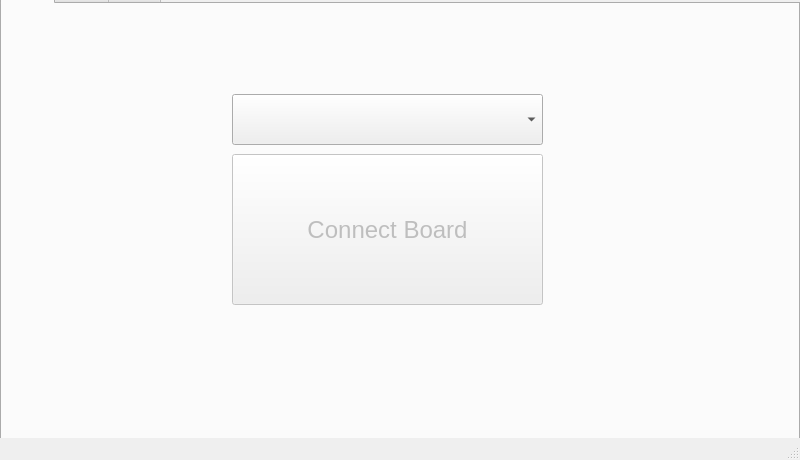
This is ui/main.ui in Serialbocks/dgt-py as Qt 5 draws it before an edit. The edited form follows.
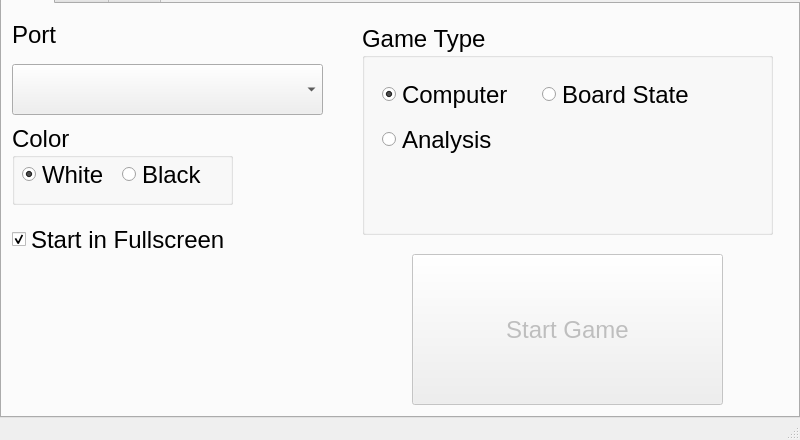
This is the edited form.

Commit message: Add color param and update gui

Diff of the .ui file:
```diff
--- a/ui/main.ui
+++ b/ui/main.ui
@@ -7,7 +7,7 @@
     <x>0</x>
     <y>0</y>
     <width>800</width>
-    <height>460</height>
+    <height>440</height>
    </rect>
   </property>
   <property name="windowTitle">
@@ -20,7 +20,7 @@
       <x>0</x>
       <y>-22</y>
       <width>800</width>
-      <height>462</height>
+      <height>440</height>
      </rect>
     </property>
     <widget class="QWidget" name="connectTab">
@@ -48,8 +48,8 @@
      <widget class="QComboBox" name="serialPort">
       <property name="geometry">
        <rect>
-        <x>230</x>
-        <y>90</y>
+        <x>10</x>
+        <y>60</y>
         <width>311</width>
         <height>51</height>
        </rect>
@@ -72,8 +72,8 @@
       </property>
       <property name="geometry">
        <rect>
-        <x>230</x>
-        <y>150</y>
+        <x>410</x>
+        <y>250</y>
         <width>311</width>
         <height>151</height>
        </rect>
@@ -84,7 +84,7 @@
        </font>
       </property>
       <property name="text">
-       <string>Connect Board</string>
+       <string>Start Game</string>
       </property>
       <property name="checkable">
        <bool>false</bool>
@@ -93,6 +93,174 @@
        <bool>false</bool>
       </property>
      </widget>
+     <widget class="QLabel" name="label_2">
+      <property name="geometry">
+       <rect>
+        <x>10</x>
+        <y>10</y>
+        <width>131</width>
+        <height>41</height>
+       </rect>
+      </property>
+      <property name="font">
+       <font>
+        <pointsize>18</pointsize>
+       </font>
+      </property>
+      <property name="text">
+       <string>Port</string>
+      </property>
+     </widget>
+     <widget class="QCheckBox" name="fullscreen">
+      <property name="geometry">
+       <rect>
+        <x>10</x>
+        <y>210</y>
+        <width>221</width>
+        <height>51</height>
+       </rect>
+      </property>
+      <property name="font">
+       <font>
+        <pointsize>18</pointsize>
+       </font>
+      </property>
+      <property name="text">
+       <string>Start in Fullscreen</string>
+      </property>
+      <property name="checked">
+       <bool>true</bool>
+      </property>
+     </widget>
+     <widget class="QGroupBox" name="color">
+      <property name="geometry">
+       <rect>
+        <x>10</x>
+        <y>120</y>
+        <width>221</width>
+        <height>81</height>
+       </rect>
+      </property>
+      <property name="font">
+       <font>
+        <pointsize>18</pointsize>
+       </font>
+      </property>
+      <property name="title">
+       <string>Color</string>
+      </property>
+      <widget class="QRadioButton" name="black">
+       <property name="geometry">
+        <rect>
+         <x>110</x>
+         <y>30</y>
+         <width>101</width>
+         <height>41</height>
+        </rect>
+       </property>
+       <property name="font">
+        <font>
+         <pointsize>18</pointsize>
+        </font>
+       </property>
+       <property name="text">
+        <string>Black</string>
+       </property>
+       <property name="iconSize">
+        <size>
+         <width>16</width>
+         <height>16</height>
+        </size>
+       </property>
+      </widget>
+      <widget class="QRadioButton" name="white">
+       <property name="geometry">
+        <rect>
+         <x>10</x>
+         <y>30</y>
+         <width>101</width>
+         <height>41</height>
+        </rect>
+       </property>
+       <property name="font">
+        <font>
+         <pointsize>18</pointsize>
+        </font>
+       </property>
+       <property name="text">
+        <string>White</string>
+       </property>
+       <property name="iconSize">
+        <size>
+         <width>16</width>
+         <height>16</height>
+        </size>
+       </property>
+       <property name="checked">
+        <bool>true</bool>
+       </property>
+      </widget>
+     </widget>
+     <widget class="QGroupBox" name="gameType">
+      <property name="geometry">
+       <rect>
+        <x>360</x>
+        <y>20</y>
+        <width>411</width>
+        <height>211</height>
+       </rect>
+      </property>
+      <property name="font">
+       <font>
+        <pointsize>18</pointsize>
+       </font>
+      </property>
+      <property name="title">
+       <string>Game Type</string>
+      </property>
+      <widget class="QRadioButton" name="computer">
+       <property name="geometry">
+        <rect>
+         <x>20</x>
+         <y>40</y>
+         <width>161</width>
+         <height>61</height>
+        </rect>
+       </property>
+       <property name="text">
+        <string>Computer</string>
+       </property>
+       <property name="checked">
+        <bool>true</bool>
+       </property>
+      </widget>
+      <widget class="QRadioButton" name="boardState">
+       <property name="geometry">
+        <rect>
+         <x>180</x>
+         <y>60</y>
+         <width>181</width>
+         <height>21</height>
+        </rect>
+       </property>
+       <property name="text">
+        <string>Board State</string>
+       </property>
+      </widget>
+      <widget class="QRadioButton" name="analysis">
+       <property name="geometry">
+        <rect>
+         <x>20</x>
+         <y>100</y>
+         <width>151</width>
+         <height>31</height>
+        </rect>
+       </property>
+       <property name="text">
+        <string>Analysis</string>
+       </property>
+      </widget>
+     </widget>
     </widget>
     <widget class="QWidget" name="pregameTab">
      <attribute name="title">
```
Left out of the diff: 2 changed lines with no effect on the pictures. The commit also changes 2 other files.
